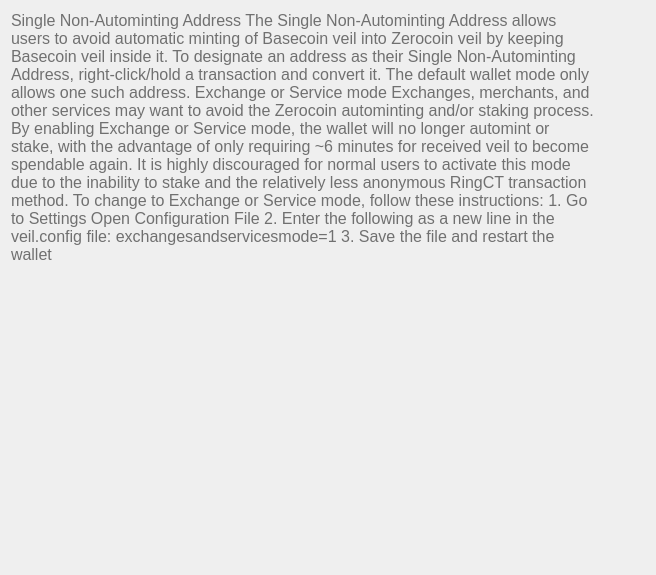
Old version of the form src/qt/veil/forms/settingsfaq06.ui in the repository Veil-Project/veil.
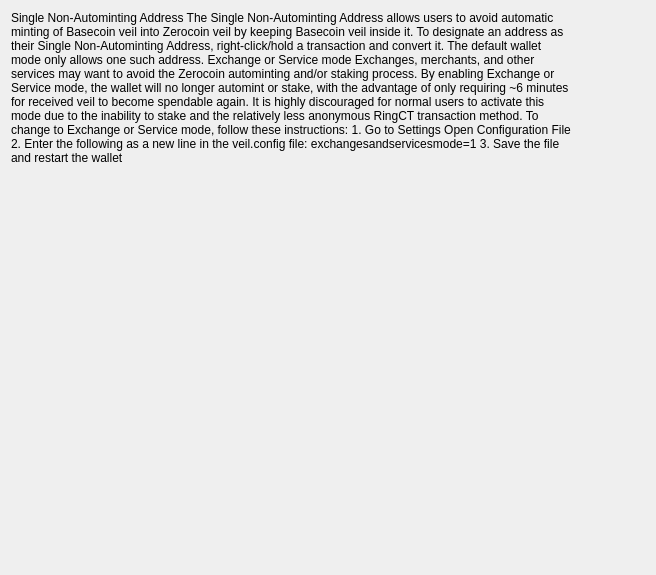
New version of the form.

Diff of the .ui file:
```diff
--- a/src/qt/veil/forms/settingsfaq06.ui
+++ b/src/qt/veil/forms/settingsfaq06.ui
@@ -13,10 +13,6 @@
   <property name="windowTitle">
    <string>Form</string>
   </property>
-  <property name="styleSheet">
-   <string notr="true">font-size:16px;
-color:#707070;</string>
-  </property>
   <layout class="QVBoxLayout" name="verticalLayout" stretch="1,0">
    <property name="rightMargin">
     <number>60</number>
@@ -29,9 +25,6 @@
        <height>0</height>
       </size>
      </property>
-     <property name="styleSheet">
-      <string notr="true">font-weight:200;</string>
-     </property>
      <property name="text">
       <string>&lt;html&gt;&lt;head/&gt;&lt;body&gt;&lt;p&gt;&lt;span style=&quot;font-weight:600; text-decoration: underline;&quot;&gt;Single Non-Autominting Address&lt;/span&gt;&lt;/p&gt;&lt;p&gt;&lt;span&gt;The Single Non-Autominting Address allows users to avoid automatic minting of Basecoin veil into Zerocoin veil by keeping Basecoin veil inside it. To designate an address as their Single Non-Autominting Address, right-click/hold a transaction and convert it. The default wallet mode only allows one such address.&lt;/span&gt;&lt;/p&gt;&lt;p&gt;&lt;br/&gt;&lt;span style=&quot; font-size:12pt; font-weight:600; text-decoration: underline;&quot;&gt;Exchange or Service mode&lt;/span&gt;&lt;/p&gt;&lt;p&gt;&lt;span&gt;Exchanges, merchants, and other services may want to avoid the Zerocoin autominting and/or staking process. By enabling Exchange or Service mode, the wallet will no longer automint or stake, with the advantage of only requiring ~6 minutes for received veil to become spendable again. It is highly discouraged for normal users to activate this mode due to the inability to stake and the relatively less anonymous RingCT transaction method.&lt;/span&gt;&lt;/p&gt;&lt;p&gt;&lt;br/&gt;&lt;span&gt;To change to Exchange or Service mode, follow these instructions:&lt;/span&gt;&lt;/p&gt;&lt;p&gt;&lt;span&gt;1. Go to Settings&amp;gt;Open Configuration File&lt;/span&gt;&lt;/p&gt;&lt;p&gt;&lt;span&gt;2. Enter the following as a new line in the veil.config file: exchangesandservicesmode=1&lt;/span&gt;&lt;/p&gt;&lt;p&gt;&lt;span&gt;3. Save the file and restart the wallet&lt;/span&gt;&lt;/p&gt;&lt;/body&gt;&lt;/html&gt;</string>
      </property>
```
